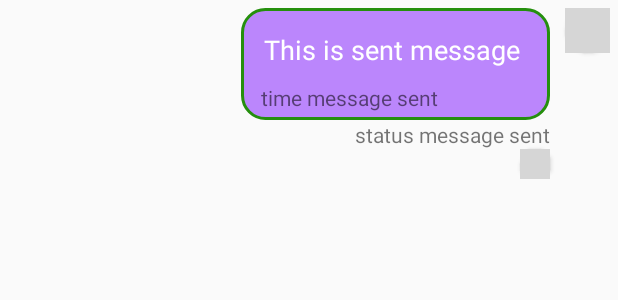
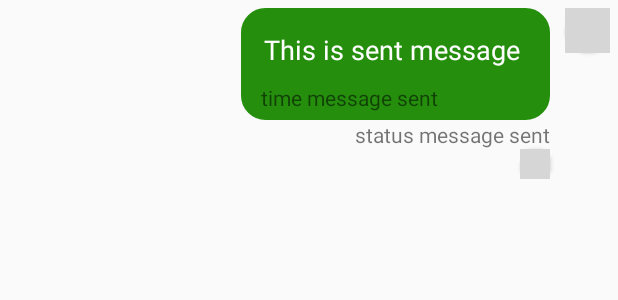
Before and after one commit to thanhhieu995/appChat, an Android app: the layout sent.xml on its own in the app's theme, with its tools: preview values and no code run, on a phone screen of 412 x 824 dp. Shown: the top 300 px of the screen. Run offline under Robolectric (Android 15) with nearby library versions, the phone set to English and light mode, and no system bars; grey boxes are pictures that could not be loaded.

Commit message:
Edit background text send.xml

```diff
--- a/app/src/main/java/com/example/chatapp/User.kt
+++ b/app/src/main/java/com/example/chatapp/User.kt
@@ -16,7 +16,7 @@ class User: Serializable {
     var fromUid: String? = null
     var lastMsg: String? = null
     var listToken: ArrayList<String>? = ArrayList()
-    var room: String? = null
+    var sendToUid: String? = null
 
     constructor() {}
     constructor(name: String?, email: String?, uid: String?, status: String?, avatar: String?, calling: Boolean, acceptCall: Boolean, isTyping: Boolean, showTyping: Boolean, count: Int, fromUid: String, lastMsg: String, listToken: ArrayList<String>, room: String) {
@@ -33,6 +33,6 @@ class User: Serializable {
         this.fromUid = fromUid
         this.lastMsg = lastMsg
         this.listToken = listToken
-        this.room = room
+        this.sendToUid = room
     }
 }
--- a/app/src/main/java/com/example/chatapp/chat/ChatActivity.kt
+++ b/app/src/main/java/com/example/chatapp/chat/ChatActivity.kt
@@ -355,7 +355,7 @@ class ChatActivity : AppCompatActivity() {
                         val hashMap: HashMap<String, String> = HashMap()
                         hashMap.put("lastMsg", lastMsg!!)
                         val hashMap1: kotlin.collections.HashMap<String, String> = HashMap()
-                        hashMap1.put("room", room.toString())
+                        hashMap1.put("sendToUid", userFriend.uid.toString())
 
                         mDbRef.child("user").child(userLogin.uid.toString()).updateChildren(hashMap as Map<String, Any>)
                         mDbRef.child("user").child(userLogin.uid.toString()).updateChildren(hashMap1 as Map<String, Any>)
--- a/app/src/main/java/com/example/chatapp/main/UserAdapter.kt
+++ b/app/src/main/java/com/example/chatapp/main/UserAdapter.kt
@@ -70,7 +70,7 @@ class UserAdapter(val context: Context, private var userList: ArrayList<User>):
             holder.typing.text = ""
         }
 
-        if (!currentUser.lastMsg.isNullOrEmpty() && currentUser.room?.contains(userLogin.uid.toString()) != false) {
+        if (!currentUser.lastMsg.isNullOrEmpty() && currentUser.sendToUid == userLogin.uid) {
             holder.recentMessage.text = lastMsg.toString()
         } else {
             holder.recentMessage.text = ""
--- a/app/src/main/res/drawable/text_sent_background.xml
+++ b/app/src/main/res/drawable/text_sent_background.xml
@@ -3,5 +3,5 @@
     <corners android:radius="15dp"/>
     <stroke android:color="@color/green"
         android:width="2dp"/>
-    <solid android:color="@color/purple_200"/>
+    <solid android:color="@color/green"/>
 </shape>
```
